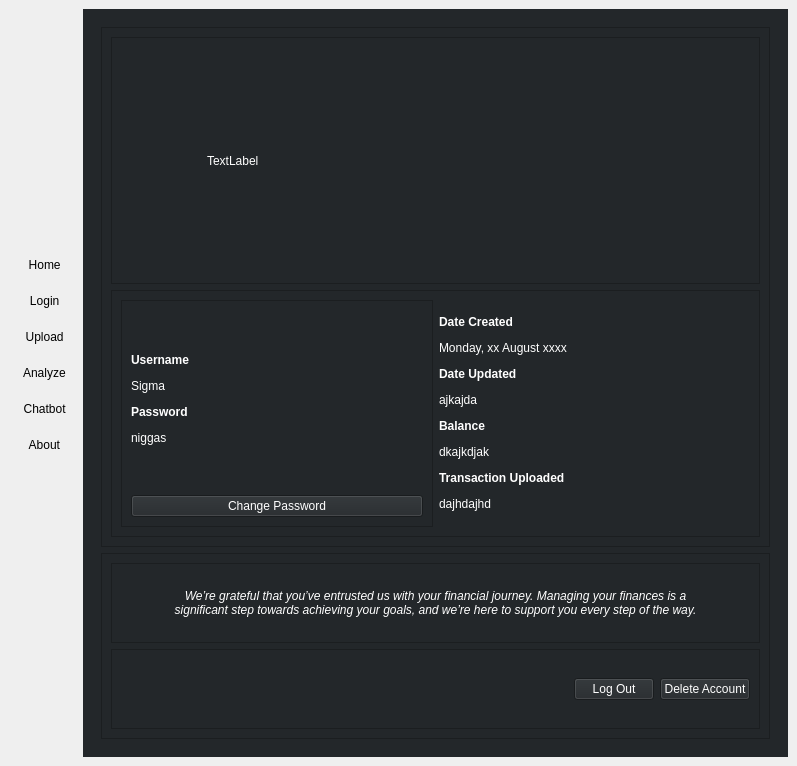
This is UI/Master.ui in AtlasCJr/pfm as Qt 5 draws it before an edit. The edited form follows.
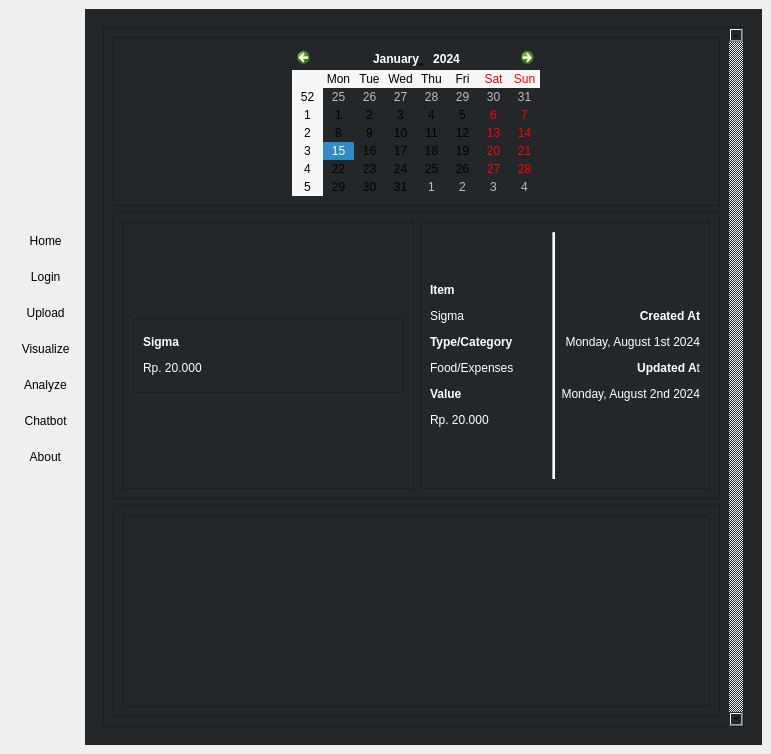
This is the edited form. Icons and pictures are not drawn.

Commit message: Added 'visualize' page

```diff
--- a/UI/Master.ui
+++ b/UI/Master.ui
@@ -6,8 +6,8 @@
    <rect>
     <x>0</x>
     <y>0</y>
-    <width>797</width>
-    <height>766</height>
+    <width>771</width>
+    <height>754</height>
    </rect>
   </property>
   <property name="windowTitle">
@@ -31,7 +31,7 @@
        <item row="0" column="0">
         <widget class="QStackedWidget" name="stackedWidget">
          <property name="currentIndex">
-          <number>5</number>
+          <number>6</number>
          </property>
          <widget class="QWidget" name="home">
           <layout class="QVBoxLayout" name="verticalLayout_10">
@@ -1693,6 +1693,194 @@
            </item>
           </layout>
          </widget>
+         <widget class="QWidget" name="visualize">
+          <layout class="QVBoxLayout" name="verticalLayout_13">
+           <item>
+            <widget class="QScrollArea" name="scrollArea_2">
+             <property name="verticalScrollBarPolicy">
+              <enum>Qt::ScrollBarAlwaysOn</enum>
+             </property>
+             <property name="widgetResizable">
+              <bool>true</bool>
+             </property>
+             <widget class="QWidget" name="scrollAreaWidgetContents_2">
+              <property name="geometry">
+               <rect>
+                <x>0</x>
+                <y>0</y>
+                <width>611</width>
+                <height>698</height>
+               </rect>
+              </property>
+              <layout class="QVBoxLayout" name="verticalLayout_16">
+               <item>
+                <widget class="QFrame" name="frame_16">
+                 <property name="frameShape">
+                  <enum>QFrame::StyledPanel</enum>
+                 </property>
+                 <property name="frameShadow">
+                  <enum>QFrame::Raised</enum>
+                 </property>
+                 <layout class="QHBoxLayout" name="horizontalLayout_13">
+                  <item>
+                   <widget class="QCalendarWidget" name="calendarWidget">
+                    <property name="sizePolicy">
+                     <sizepolicy hsizetype="Maximum" vsizetype="Maximum">
+                      <horstretch>0</horstretch>
+                      <verstretch>0</verstretch>
+                     </sizepolicy>
+                    </property>
+                   </widget>
+                  </item>
+                 </layout>
+                </widget>
+               </item>
+               <item>
+                <widget class="QFrame" name="frame_17">
+                 <property name="frameShape">
+                  <enum>QFrame::StyledPanel</enum>
+                 </property>
+                 <property name="frameShadow">
+                  <enum>QFrame::Raised</enum>
+                 </property>
+                 <layout class="QHBoxLayout" name="horizontalLayout_14">
+                  <item>
+                   <widget class="QScrollArea" name="scrollArea_3">
+                    <property name="sizePolicy">
+                     <sizepolicy hsizetype="Minimum" vsizetype="Expanding">
+                      <horstretch>0</horstretch>
+                      <verstretch>0</verstretch>
+                     </sizepolicy>
+                    </property>
+                    <property name="verticalScrollBarPolicy">
+                     <enum>Qt::ScrollBarAsNeeded</enum>
+                    </property>
+                    <property name="widgetResizable">
+                     <bool>true</bool>
+                    </property>
+                    <widget class="QWidget" name="scrollAreaWidgetContents_3">
+                     <property name="geometry">
+                      <rect>
+                       <x>0</x>
+                       <y>0</y>
+                       <width>282</width>
+                       <height>228</height>
+                      </rect>
+                     </property>
+                     <layout class="QVBoxLayout" name="verticalLayout_18">
+                      <item>
+                       <widget class="QFrame" name="frame_20">
+                        <property name="sizePolicy">
+                         <sizepolicy hsizetype="Preferred" vsizetype="Fixed">
+                          <horstretch>0</horstretch>
+                          <verstretch>0</verstretch>
+                         </sizepolicy>
+                        </property>
+                        <property name="minimumSize">
+                         <size>
+                          <width>0</width>
+                          <height>75</height>
+                         </size>
+                        </property>
+                        <property name="frameShape">
+                         <enum>QFrame::StyledPanel</enum>
+                        </property>
+                        <property name="frameShadow">
+                         <enum>QFrame::Raised</enum>
+                        </property>
+                        <layout class="QVBoxLayout" name="verticalLayout_19">
+                         <item>
+                          <widget class="QLabel" name="label_11">
+                           <property name="styleSheet">
+                            <string notr="true">color: rgb(255, 255, 255);</string>
+                           </property>
+                           <property name="text">
+                            <string>&lt;html&gt;&lt;head/&gt;&lt;body&gt;&lt;p&gt;&lt;span style=&quot; font-weight:600;&quot;&gt;Sigma&lt;/span&gt;&lt;/p&gt;&lt;p&gt;Rp. 20.000&lt;/p&gt;&lt;/body&gt;&lt;/html&gt;</string>
+                           </property>
+                          </widget>
+                         </item>
+                        </layout>
+                       </widget>
+                      </item>
+                     </layout>
+                    </widget>
+                   </widget>
+                  </item>
+                  <item>
+                   <widget class="QFrame" name="frame_19">
+                    <property name="frameShape">
+                     <enum>QFrame::StyledPanel</enum>
+                    </property>
+                    <property name="frameShadow">
+                     <enum>QFrame::Raised</enum>
+                    </property>
+                    <layout class="QHBoxLayout" name="horizontalLayout_15">
+                     <item>
+                      <widget class="QLabel" name="label_6">
+                       <property name="styleSheet">
+                        <string notr="true">color: rgb(255, 255, 255);</string>
+                       </property>
+                       <property name="text">
+                        <string>&lt;html&gt;&lt;head/&gt;&lt;body&gt;&lt;p&gt;&lt;span style=&quot; font-weight:600;&quot;&gt;Item&lt;/span&gt;&lt;/p&gt;&lt;p&gt;Sigma&lt;/p&gt;&lt;p&gt;&lt;span style=&quot; font-weight:600;&quot;&gt;Type/Category&lt;/span&gt;&lt;/p&gt;&lt;p&gt;Food/Expenses&lt;/p&gt;&lt;p&gt;&lt;span style=&quot; font-weight:600;&quot;&gt;Value&lt;/span&gt;&lt;/p&gt;&lt;p&gt;Rp. 20.000&lt;/p&gt;&lt;/body&gt;&lt;/html&gt;</string>
+                       </property>
+                      </widget>
+                     </item>
+                     <item>
+                      <widget class="Line" name="line">
+                       <property name="styleSheet">
+                        <string notr="true">background-color: rgb(255, 255, 255);</string>
+                       </property>
+                       <property name="orientation">
+                        <enum>Qt::Vertical</enum>
+                       </property>
+                      </widget>
+                     </item>
+                     <item>
+                      <widget class="QLabel" name="label_9">
+                       <property name="styleSheet">
+                        <string notr="true">color: rgb(255, 255, 255);</string>
+                       </property>
+                       <property name="text">
+                        <string>&lt;html&gt;&lt;head/&gt;&lt;body&gt;&lt;p&gt;&lt;span style=&quot; font-weight:600;&quot;&gt;Created At&lt;/span&gt;&lt;/p&gt;&lt;p&gt;Monday, August 1st 2024&lt;/p&gt;&lt;p&gt;&lt;span style=&quot; font-weight:600;&quot;&gt;Updated A&lt;/span&gt;t&lt;/p&gt;&lt;p&gt;Monday, August 2nd 2024&lt;/p&gt;&lt;/body&gt;&lt;/html&gt;</string>
+                       </property>
+                       <property name="alignment">
+                        <set>Qt::AlignRight|Qt::AlignTrailing|Qt::AlignVCenter</set>
+                       </property>
+                      </widget>
+                     </item>
+                    </layout>
+                   </widget>
+                  </item>
+                 </layout>
+                </widget>
+               </item>
+               <item>
+                <widget class="QFrame" name="frame_18">
+                 <property name="sizePolicy">
+                  <sizepolicy hsizetype="Preferred" vsizetype="Fixed">
+                   <horstretch>0</horstretch>
+                   <verstretch>0</verstretch>
+                  </sizepolicy>
+                 </property>
+                 <property name="frameShape">
+                  <enum>QFrame::StyledPanel</enum>
+                 </property>
+                 <property name="frameShadow">
+                  <enum>QFrame::Raised</enum>
+                 </property>
+                 <layout class="QVBoxLayout" name="verticalLayout_17">
+                  <item>
+                   <widget class="QGraphicsView" name="graphicsView"/>
+                  </item>
+                 </layout>
+                </widget>
+               </item>
+              </layout>
+             </widget>
+            </widget>
+           </item>
+          </layout>
+         </widget>
          <widget class="QWidget" name="about">
           <layout class="QVBoxLayout" name="verticalLayout_6">
            <item>
@@ -1966,7 +2154,27 @@
         </widget>
        </item>
        <item>
-        <widget class="QPushButton" name="showdatabutton">
+        <widget class="QPushButton" name="visualizeButton">
+         <property name="minimumSize">
+          <size>
+           <width>0</width>
+           <height>30</height>
+          </size>
+         </property>
+         <property name="styleSheet">
+          <string notr="true">border: none;</string>
+         </property>
+         <property name="text">
+          <string> Visualize</string>
+         </property>
+         <property name="icon">
+          <iconset>
+           <normaloff>../Assets/visualize.png</normaloff>../Assets/visualize.png</iconset>
+         </property>
+        </widget>
+       </item>
+       <item>
+        <widget class="QPushButton" name="analyzeButton">
          <property name="minimumSize">
           <size>
            <width>0</width>
```
Left out of the diff: 6 changed lines with no effect on the pictures. The commit also changes 11 other files.
